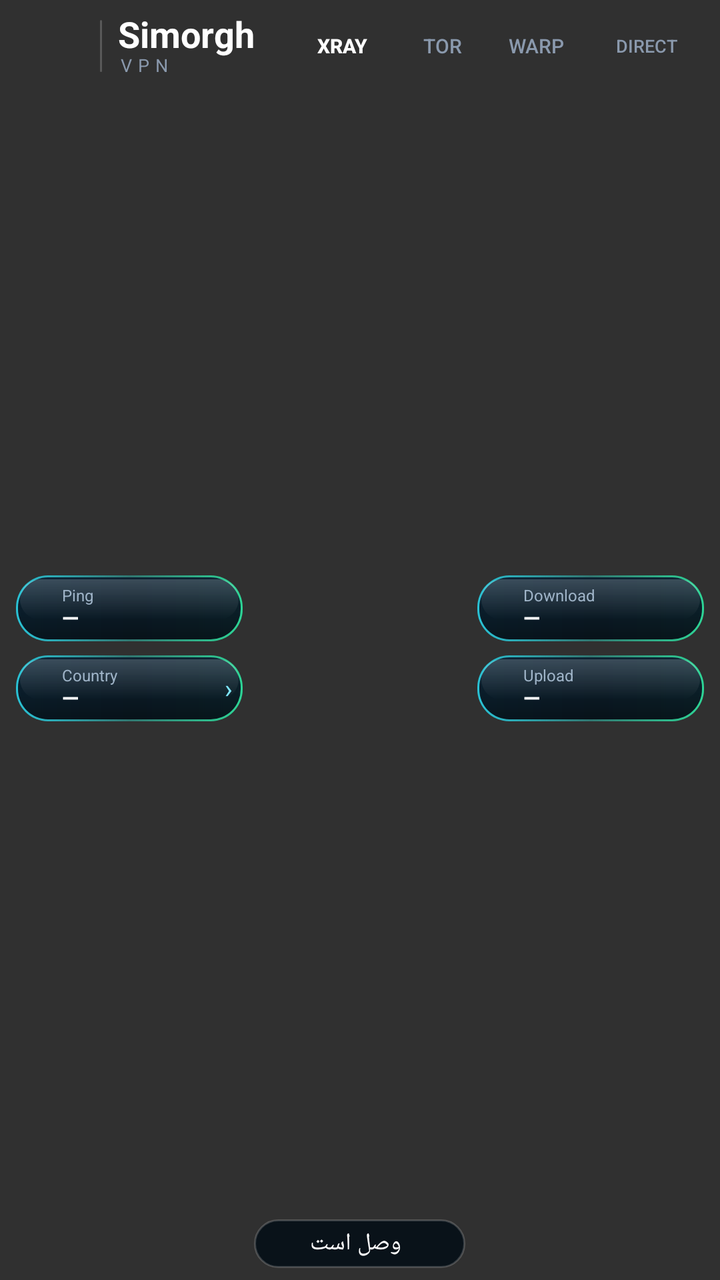
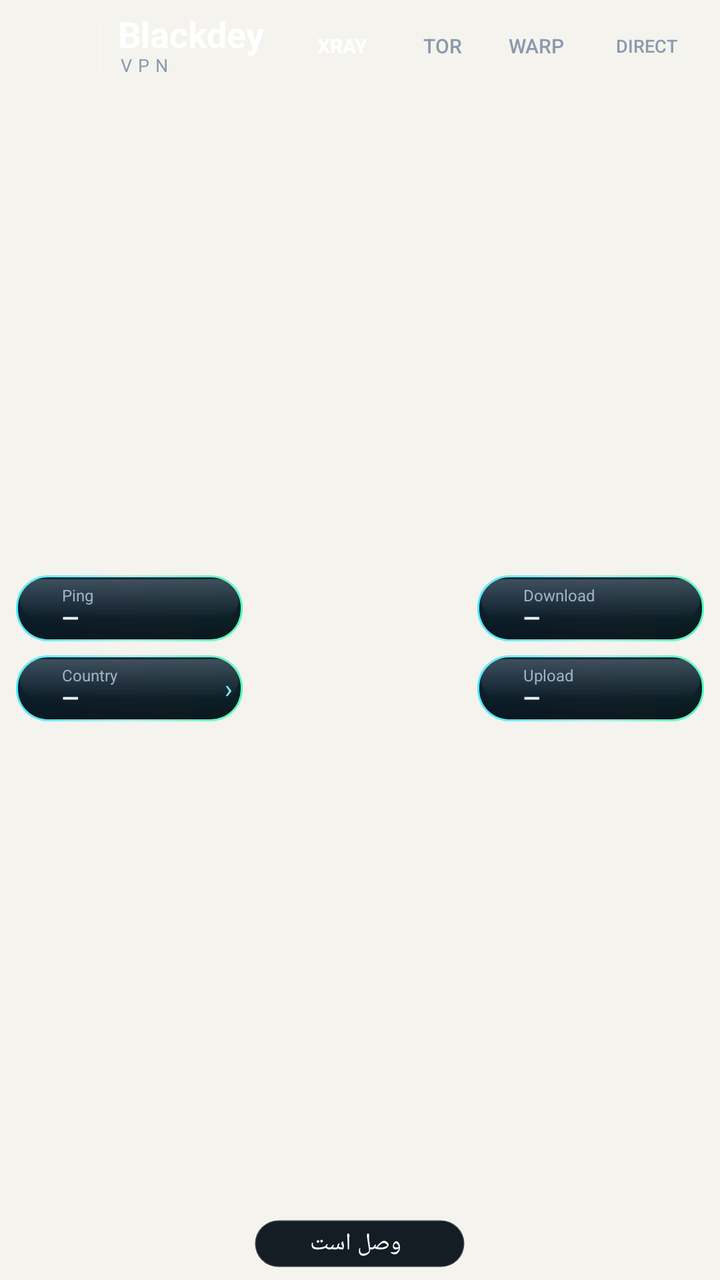

Screens rendered from an Android XML layout before and after an edit, with the pre-edit source and the edit as a unified diff.
<!-- AndroidManifest.xml: application theme Theme.UacSniSpoofer -->
<!-- res/layout/widget_home.xml -->
<?xml version="1.0" encoding="utf-8"?>
<FrameLayout xmlns:android="http://schemas.android.com/apk/res/android"
    android:id="@+id/widget_root"
    android:layout_width="match_parent"
    android:layout_height="match_parent"
    android:layoutDirection="ltr">

    <ImageView
        android:id="@+id/widget_art"
        android:layout_width="match_parent"
        android:layout_height="match_parent"
        android:contentDescription="@null"
        android:scaleType="fitXY" />

    <LinearLayout
        android:layout_width="match_parent"
        android:layout_height="match_parent"
        android:orientation="vertical"
        android:paddingStart="8dp"
        android:paddingTop="6dp"
        android:paddingEnd="8dp"
        android:paddingBottom="6dp">

        <LinearLayout
            android:layout_width="match_parent"
            android:layout_height="wrap_content"
            android:gravity="center_vertical"
            android:orientation="horizontal">

            <ImageView
                android:id="@+id/widget_shield"
                android:layout_width="34dp"
                android:layout_height="34dp"
                android:contentDescription="@null"
                android:scaleType="fitCenter" />

            <ImageView
                android:layout_width="1dp"
                android:layout_height="26dp"
                android:layout_marginStart="8dp"
                android:layout_marginEnd="8dp"
                android:contentDescription="@null"
                android:src="@drawable/widget_divider" />

            <LinearLayout
                android:id="@+id/widget_brand_block"
                android:layout_width="wrap_content"
                android:layout_height="wrap_content"
                android:orientation="vertical">

                <TextView
                    android:id="@+id/widget_brand"
                    android:layout_width="wrap_content"
                    android:layout_height="wrap_content"
                    android:fontFamily="sans-serif"
                    android:includeFontPadding="false"
                    android:text="Simorgh"
                    android:textColor="#FFFFFFFF"
                    android:textSize="18sp"
                    android:textStyle="bold" />

                <TextView
                    android:id="@+id/widget_vpn"
                    android:layout_width="wrap_content"
                    android:layout_height="wrap_content"
                    android:layout_marginTop="-1dp"
                    android:fontFamily="sans-serif"
                    android:includeFontPadding="false"
                    android:letterSpacing="0.32"
                    android:text="VPN"
                    android:textColor="#FF8A99AD"
                    android:textSize="9sp" />
            </LinearLayout>

            <LinearLayout
                android:layout_width="0dp"
                android:layout_height="wrap_content"
                android:layout_weight="1"
                android:gravity="end|center_vertical"
                android:orientation="horizontal">

                <FrameLayout
                    android:id="@+id/widget_engine_xray"
                    android:layout_width="50dp"
                    android:layout_height="24dp"
                    android:layout_marginStart="4dp">

                    <ImageView
                        android:id="@+id/widget_engine_xray_bg"
                        android:layout_width="match_parent"
                        android:layout_height="match_parent"
                        android:contentDescription="@null"
                        android:scaleType="fitXY" />

                    <TextView
                        android:id="@+id/widget_engine_xray_label"
                        android:layout_width="match_parent"
                        android:layout_height="match_parent"
                        android:fontFamily="sans-serif-medium"
                        android:gravity="center"
                        android:text="XRAY"
                        android:textColor="#FFFFFFFF"
                        android:textSize="10sp"
                        android:textStyle="bold" />
                </FrameLayout>

                <FrameLayout
                    android:id="@+id/widget_engine_tor"
                    android:layout_width="42dp"
                    android:layout_height="24dp"
                    android:layout_marginStart="4dp">

                    <ImageView
                        android:id="@+id/widget_engine_tor_bg"
                        android:layout_width="match_parent"
                        android:layout_height="match_parent"
                        android:contentDescription="@null"
                        android:scaleType="fitXY" />

                    <TextView
                        android:id="@+id/widget_engine_tor_label"
                        android:layout_width="match_parent"
                        android:layout_height="match_parent"
                        android:fontFamily="sans-serif-medium"
                        android:gravity="center"
                        android:text="TOR"
                        android:textColor="#FF8A99AD"
                        android:textSize="10sp" />
                </FrameLayout>

                <FrameLayout
                    android:id="@+id/widget_engine_pow"
                    android:layout_width="44dp"
                    android:layout_height="24dp"
                    android:layout_marginStart="4dp">

                    <ImageView
                        android:id="@+id/widget_engine_pow_bg"
                        android:layout_width="match_parent"
                        android:layout_height="match_parent"
                        android:contentDescription="@null"
                        android:scaleType="fitXY" />

                    <TextView
                        android:id="@+id/widget_engine_pow_label"
                        android:layout_width="match_parent"
                        android:layout_height="match_parent"
                        android:fontFamily="sans-serif-medium"
                        android:gravity="center"
                        android:text="WARP"
                        android:textColor="#FF8A99AD"
                        android:textSize="10sp" />
                </FrameLayout>

                <FrameLayout
                    android:id="@+id/widget_engine_direct"
                    android:layout_width="58dp"
                    android:layout_height="24dp"
                    android:layout_marginStart="4dp"
                    android:visibility="visible">

                    <ImageView
                        android:id="@+id/widget_engine_direct_bg"
                        android:layout_width="match_parent"
                        android:layout_height="match_parent"
                        android:contentDescription="@null"
                        android:scaleType="fitXY" />

                    <TextView
                        android:id="@+id/widget_engine_direct_label"
                        android:layout_width="match_parent"
                        android:layout_height="match_parent"
                        android:fontFamily="sans-serif-medium"
                        android:gravity="center"
                        android:text="DIRECT"
                        android:textColor="#FF8A99AD"
                        android:textSize="9sp" />
                </FrameLayout>
            </LinearLayout>
        </LinearLayout>

        <LinearLayout
            android:layout_width="match_parent"
            android:layout_height="0dp"
            android:layout_marginTop="4dp"
            android:layout_marginBottom="4dp"
            android:layout_weight="1"
            android:baselineAligned="false"
            android:orientation="horizontal">

            <LinearLayout
                android:layout_width="0dp"
                android:layout_height="match_parent"
                android:layout_weight="1"
                android:gravity="center"
                android:orientation="vertical">

                <FrameLayout
                    android:id="@+id/widget_ping_card"
                    android:layout_width="match_parent"
                    android:layout_height="34dp"
                    android:layout_marginBottom="3dp"
                    android:background="@drawable/widget_glass_card">

                    <LinearLayout
                        android:layout_width="match_parent"
                        android:layout_height="match_parent"
                        android:gravity="center_vertical"
                        android:orientation="horizontal"
                        android:paddingStart="6dp"
                        android:paddingEnd="6dp">

                        <ImageView
                            android:id="@+id/widget_ping_icon"
                            android:layout_width="13dp"
                            android:layout_height="13dp"
                            android:contentDescription="@null"
                            android:scaleType="fitCenter" />

                        <LinearLayout
                            android:layout_width="0dp"
                            android:layout_height="wrap_content"
                            android:layout_marginStart="4dp"
                            android:layout_weight="1"
                            android:orientation="vertical">

                            <TextView
                                android:layout_width="match_parent"
                                android:layout_height="wrap_content"
                                android:ellipsize="end"
                                android:fontFamily="sans-serif"
                                android:includeFontPadding="false"
                                android:singleLine="true"
                                android:text="Ping"
                                android:textColor="#FF9FB4C8"
                                android:textSize="8sp" />

                            <TextView
                                android:id="@+id/widget_ping_value"
                                android:layout_width="match_parent"
                                android:layout_height="wrap_content"
                                android:ellipsize="end"
                                android:fontFamily="sans-serif"
                                android:includeFontPadding="false"
                                android:singleLine="true"
                                android:text="—"
                                android:textColor="#FFFFFFFF"
                                android:textSize="11sp"
                                android:textStyle="bold" />
                        </LinearLayout>
                    </LinearLayout>
                </FrameLayout>

                <FrameLayout
                    android:id="@+id/widget_country_card"
                    android:layout_width="match_parent"
                    android:layout_height="34dp"
                    android:layout_marginTop="3dp"
                    android:background="@drawable/widget_glass_card">

                    <LinearLayout
                        android:layout_width="match_parent"
                        android:layout_height="match_parent"
                        android:gravity="center_vertical"
                        android:orientation="horizontal"
                        android:paddingStart="6dp"
                        android:paddingEnd="5dp">

                        <ImageView
                            android:id="@+id/widget_globe_icon"
                            android:layout_width="13dp"
                            android:layout_height="13dp"
                            android:contentDescription="@null"
                            android:scaleType="fitCenter" />

                        <LinearLayout
                            android:layout_width="0dp"
                            android:layout_height="wrap_content"
                            android:layout_marginStart="4dp"
                            android:layout_weight="1"
                            android:orientation="vertical">

                            <TextView
                                android:layout_width="match_parent"
                                android:layout_height="wrap_content"
                                android:ellipsize="end"
                                android:fontFamily="sans-serif"
                                android:includeFontPadding="false"
                                android:singleLine="true"
                                android:text="Country"
                                android:textColor="#FF9FB4C8"
                                android:textSize="8sp" />

                            <LinearLayout
                                android:layout_width="match_parent"
                                android:layout_height="wrap_content"
                                android:gravity="center_vertical"
                                android:orientation="horizontal">

                                <ImageView
                                    android:id="@+id/widget_country_flag"
                                    android:layout_width="12dp"
                                    android:layout_height="9dp"
                                    android:layout_marginEnd="3dp"
                                    android:contentDescription="@null"
                                    android:scaleType="fitCenter"
                                    android:visibility="gone" />

                                <TextView
                                    android:id="@+id/widget_country_name"
                                    android:layout_width="0dp"
                                    android:layout_height="wrap_content"
                                    android:layout_weight="1"
                                    android:ellipsize="end"
                                    android:fontFamily="sans-serif"
                                    android:includeFontPadding="false"
                                    android:singleLine="true"
                                    android:text="—"
                                    android:textColor="#FFFFFFFF"
                                    android:textSize="11sp"
                                    android:textStyle="bold" />
                            </LinearLayout>
                        </LinearLayout>

                        <TextView
                            android:layout_width="wrap_content"
                            android:layout_height="wrap_content"
                            android:fontFamily="sans-serif"
                            android:includeFontPadding="false"
                            android:text="›"
                            android:textColor="#FF7FE8FF"
                            android:textSize="13sp" />
                    </LinearLayout>
                </FrameLayout>
            </LinearLayout>

            <ImageView
                android:id="@+id/widget_button"
                android:layout_width="0dp"
                android:layout_height="match_parent"
                android:layout_marginStart="2dp"
                android:layout_marginEnd="2dp"
                android:layout_weight="1"
                android:contentDescription="@null"
                android:scaleType="fitCenter" />

            <LinearLayout
                android:layout_width="0dp"
                android:layout_height="match_parent"
                android:layout_weight="1"
                android:gravity="center"
                android:orientation="vertical">

                <FrameLayout
                    android:id="@+id/widget_down_card"
                    android:layout_width="match_parent"
                    android:layout_height="34dp"
                    android:layout_marginBottom="3dp"
                    android:background="@drawable/widget_glass_card">

                    <LinearLayout
                        android:layout_width="match_parent"
                        android:layout_height="match_parent"
                        android:gravity="center_vertical"
                        android:orientation="horizontal"
                        android:paddingStart="6dp"
                        android:paddingEnd="6dp">

                        <ImageView
                            android:id="@+id/widget_down_icon"
                            android:layout_width="13dp"
                            android:layout_height="13dp"
                            android:contentDescription="@null"
                            android:scaleType="fitCenter" />

                        <LinearLayout
                            android:layout_width="0dp"
                            android:layout_height="wrap_content"
                            android:layout_marginStart="4dp"
                            android:layout_weight="1"
                            android:orientation="vertical">

                            <TextView
                                android:layout_width="match_parent"
                                android:layout_height="wrap_content"
                                android:ellipsize="end"
                                android:fontFamily="sans-serif"
                                android:includeFontPadding="false"
                                android:singleLine="true"
                                android:text="Download"
                                android:textColor="#FF9FB4C8"
                                android:textSize="8sp" />

                            <TextView
                                android:id="@+id/widget_down_value"
                                android:layout_width="match_parent"
                                android:layout_height="wrap_content"
                                android:ellipsize="end"
                                android:fontFamily="sans-serif"
                                android:includeFontPadding="false"
                                android:singleLine="true"
                                android:text="—"
                                android:textColor="#FFFFFFFF"
                                android:textSize="11sp"
                                android:textStyle="bold" />
                        </LinearLayout>
                    </LinearLayout>
                </FrameLayout>

                <FrameLayout
                    android:id="@+id/widget_up_card"
                    android:layout_width="match_parent"
                    android:layout_height="34dp"
                    android:layout_marginTop="3dp"
                    android:background="@drawable/widget_glass_card">

                    <LinearLayout
                        android:layout_width="match_parent"
                        android:layout_height="match_parent"
                        android:gravity="center_vertical"
                        android:orientation="horizontal"
                        android:paddingStart="6dp"
                        android:paddingEnd="6dp">

                        <ImageView
                            android:id="@+id/widget_up_icon"
                            android:layout_width="13dp"
                            android:layout_height="13dp"
                            android:contentDescription="@null"
                            android:scaleType="fitCenter" />

                        <LinearLayout
                            android:layout_width="0dp"
                            android:layout_height="wrap_content"
                            android:layout_marginStart="4dp"
                            android:layout_weight="1"
                            android:orientation="vertical">

                            <TextView
                                android:layout_width="match_parent"
                                android:layout_height="wrap_content"
                                android:ellipsize="end"
                                android:fontFamily="sans-serif"
                                android:includeFontPadding="false"
                                android:singleLine="true"
                                android:text="Upload"
                                android:textColor="#FF9FB4C8"
                                android:textSize="8sp" />

                            <TextView
                                android:id="@+id/widget_up_value"
                                android:layout_width="match_parent"
                                android:layout_height="wrap_content"
                                android:ellipsize="end"
                                android:fontFamily="sans-serif"
                                android:includeFontPadding="false"
                                android:singleLine="true"
                                android:text="—"
                                android:textColor="#FFFFFFFF"
                                android:textSize="11sp"
                                android:textStyle="bold" />
                        </LinearLayout>
                    </LinearLayout>
                </FrameLayout>
            </LinearLayout>
        </LinearLayout>

        <LinearLayout
            android:id="@+id/widget_status_pill"
            android:layout_width="wrap_content"
            android:layout_height="wrap_content"
            android:layout_gravity="center_horizontal"
            android:background="@drawable/widget_status_pill"
            android:gravity="center_vertical"
            android:layoutDirection="ltr"
            android:paddingStart="10dp"
            android:paddingTop="4dp"
            android:paddingEnd="10dp"
            android:paddingBottom="4dp">

            <ImageView
                android:id="@+id/widget_status_dot"
                android:layout_width="12dp"
                android:layout_height="12dp"
                android:contentDescription="@null"
                android:scaleType="fitCenter" />

            <TextView
                android:id="@+id/widget_status"
                android:layout_width="wrap_content"
                android:layout_height="wrap_content"
                android:layout_marginStart="6dp"
                android:fontFamily="sans-serif"
                android:includeFontPadding="false"
                android:text="وصل است"
                android:textColor="#FFFFFFFF"
                android:textSize="12sp" />

            <ImageView
                android:id="@+id/widget_signal"
                android:layout_width="16dp"
                android:layout_height="13dp"
                android:layout_marginStart="6dp"
                android:contentDescription="@null"
                android:scaleType="fitCenter" />
        </LinearLayout>
    </LinearLayout>
</FrameLayout>
<!-- resources referenced by this layout -->
<resources>
  <!-- drawable widget_divider (drawable) -->
  <?xml version="1.0" encoding="utf-8"?>
  <shape xmlns:android="http://schemas.android.com/apk/res/android"
      android:shape="rectangle">
      <solid android:color="#33FFFFFF" />
      <corners android:radius="1dp" />
  </shape>
  <!-- drawable widget_glass_card (drawable) -->
  <?xml version="1.0" encoding="utf-8"?>
  <layer-list xmlns:android="http://schemas.android.com/apk/res/android">
      <item android:bottom="1dp">
          <shape android:shape="rectangle">
              <corners android:radius="16dp" />
              <gradient
                  android:angle="0"
                  android:centerColor="#6630E0D0"
                  android:endColor="#CC2CFFB0"
                  android:startColor="#CC27E7FF" />
          </shape>
      </item>
      <item
          android:bottom="2dp"
          android:left="1dp"
          android:right="1dp"
          android:top="1dp">
          <shape android:shape="rectangle">
              <corners android:radius="15dp" />
              <gradient
                  android:angle="270"
                  android:endColor="#F2050C14"
                  android:startColor="#F20C1E30" />
          </shape>
      </item>
      <item
          android:bottom="12dp"
          android:left="2dp"
          android:right="2dp"
          android:top="2dp">
          <shape android:shape="rectangle">
              <corners android:radius="13dp" />
              <gradient
                  android:angle="270"
                  android:endColor="#00FFFFFF"
                  android:startColor="#2EFFFFFF" />
          </shape>
      </item>
  </layer-list>
  <!-- drawable widget_status_pill (drawable) -->
  <?xml version="1.0" encoding="utf-8"?>
  <shape xmlns:android="http://schemas.android.com/apk/res/android"
      android:shape="rectangle">
      <solid android:color="#F0071018" />
      <corners android:radius="50dp" />
      <stroke
          android:width="1dp"
          android:color="#2EFFFFFF" />
  </shape>
  <style name="Theme.UacSniSpoofer" parent="android:style/Theme.Material.NoActionBar">
          <item name="android:fontFamily">sans</item>
          <item name="android:windowLightStatusBar">false</item>
          <item name="android:statusBarColor">@color/status_bar</item>
          <item name="android:navigationBarColor">@color/status_bar</item>
          <item name="android:windowActionModeOverlay">true</item>
      </style>
  <color name="status_bar">#020912</color>
</resources>

<!-- the commit's change to res/layout/widget_home.xml (unified diff, before → after) -->
@@ -54,7 +54,7 @@
                     android:layout_height="wrap_content"
                     android:fontFamily="sans-serif"
                     android:includeFontPadding="false"
-                    android:text="Simorgh"
+                    android:text="@string/app_name"
                     android:textColor="#FFFFFFFF"
                     android:textSize="18sp"
                     android:textStyle="bold" />
<!-- resource entries referenced after the edit -->
@@ -57,13 +57,23 @@
           android:width="1dp"
           android:color="#2EFFFFFF" />
   </shape>
+  <string name="app_name">Blackdey</string>
   <style name="Theme.UacSniSpoofer" parent="android:style/Theme.Material.NoActionBar">
           <item name="android:fontFamily">sans</item>
-          <item name="android:windowLightStatusBar">false</item>
-          <item name="android:statusBarColor">@color/status_bar</item>
-          <item name="android:navigationBarColor">@color/status_bar</item>
+          <item name="android:windowLightStatusBar">true</item>
+          <item name="android:windowBackground">@drawable/brand_splash</item>
+          <item name="android:statusBarColor">@color/brand_window_bg</item>
+          <item name="android:navigationBarColor">@color/brand_window_bg</item>
           <item name="android:windowActionModeOverlay">true</item>
       </style>
-  <color name="status_bar">#020912</color>
+  <!-- drawable brand_splash (drawable) -->
+  <?xml version="1.0" encoding="utf-8"?>
+  <layer-list xmlns:android="http://schemas.android.com/apk/res/android">
+      <item android:drawable="@color/brand_black" />
+      <item android:width="144dp" android:height="144dp" android:gravity="center" android:drawable="@drawable/brand_splash_mark" />
+  </layer-list>
+  <color name="brand_window_bg">#F4F3EE</color>
+  <color name="brand_black">#000000</color>
+  <!-- drawable brand_splash_mark: png bitmap (drawable-nodpi, 33119 bytes) -->
 </resources>
 
